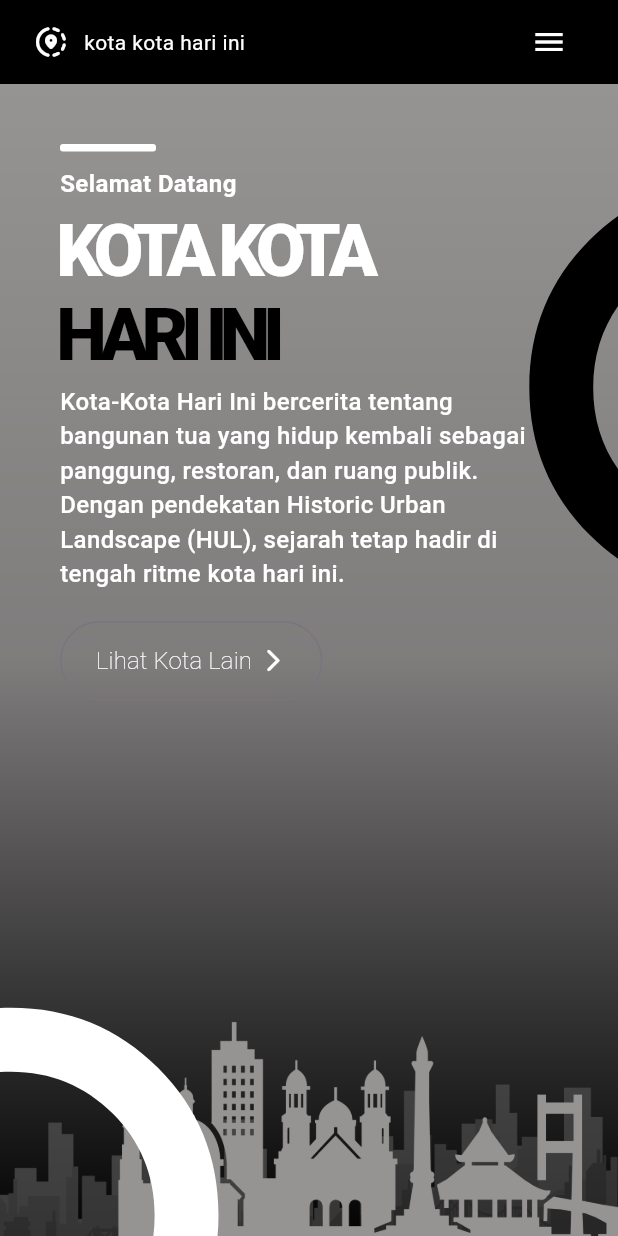
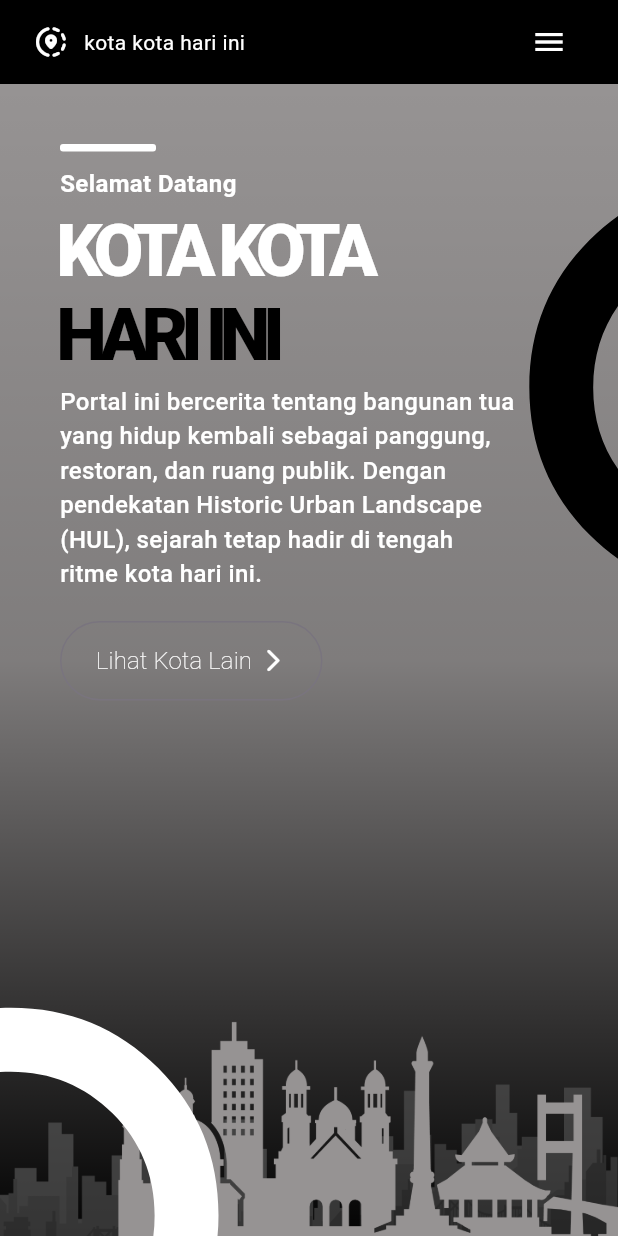
Before and after one commit to yasirkhoirul/Kota-Kota-Hari-Ini, a Flutter app: the screen it shows after launch, on a phone screen of 412 x 824 dp. Run offline on Flutter 3.47's test engine with Material 3 defaults, Android fonts, the phone set to English and light mode, and no system bars; our stand-ins replace bloc, cached_network_image, carousel_slider, flutter_bloc, flutter_staggered_animations, flutter_svg and 8 more; missing offline and left inert: gotrue; accounts and stored records are empty.

Commit message:
change teks

```diff
--- a/lib/persentation/pages/home_page.dart
+++ b/lib/persentation/pages/home_page.dart
@@ -373,7 +373,7 @@ class ContentLeft extends StatelessWidget {
               ),
               SizedBox(height: 5),
               Text(
-                """Kota-Kota Hari Ini bercerita tentang bangunan tua yang hidup kembali sebagai panggung, restoran, dan ruang publik. Dengan pendekatan Historic Urban Landscape (HUL), sejarah tetap hadir di tengah ritme kota hari ini.""",
+                """Portal ini bercerita tentang bangunan tua yang hidup kembali sebagai panggung, restoran, dan ruang publik. Dengan pendekatan Historic Urban Landscape (HUL), sejarah tetap hadir di tengah ritme kota hari ini.""",
                 style: GoogleFonts.robotoFlex(
                   color: Colors.white,
                   fontSize: 16,
```
